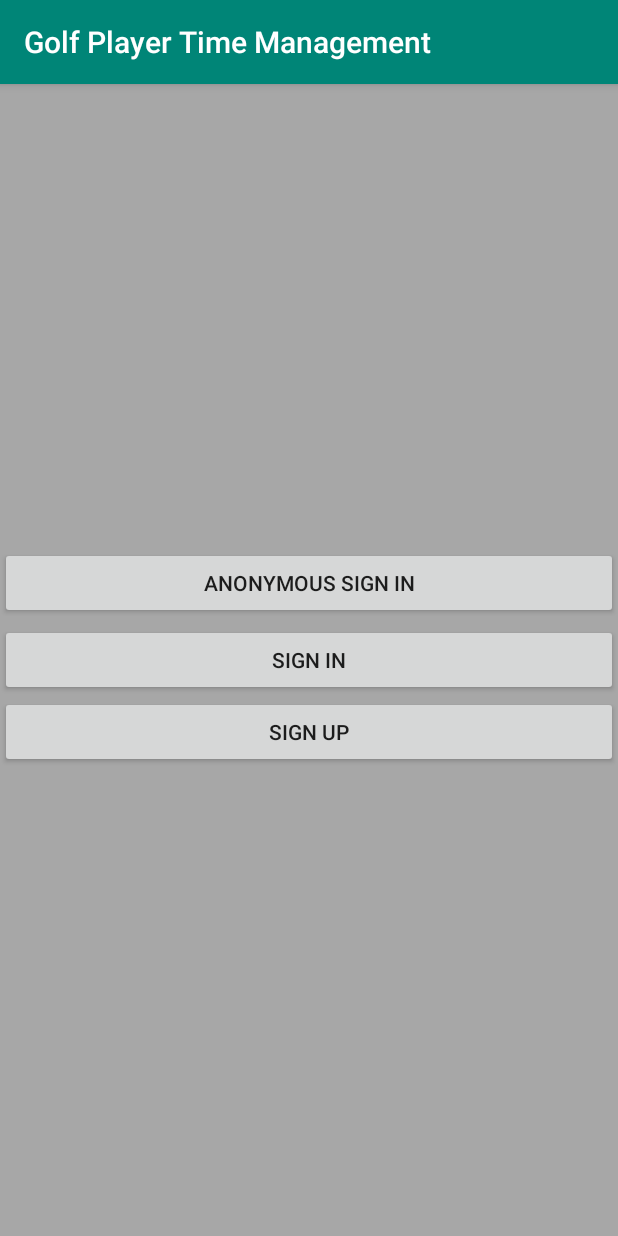
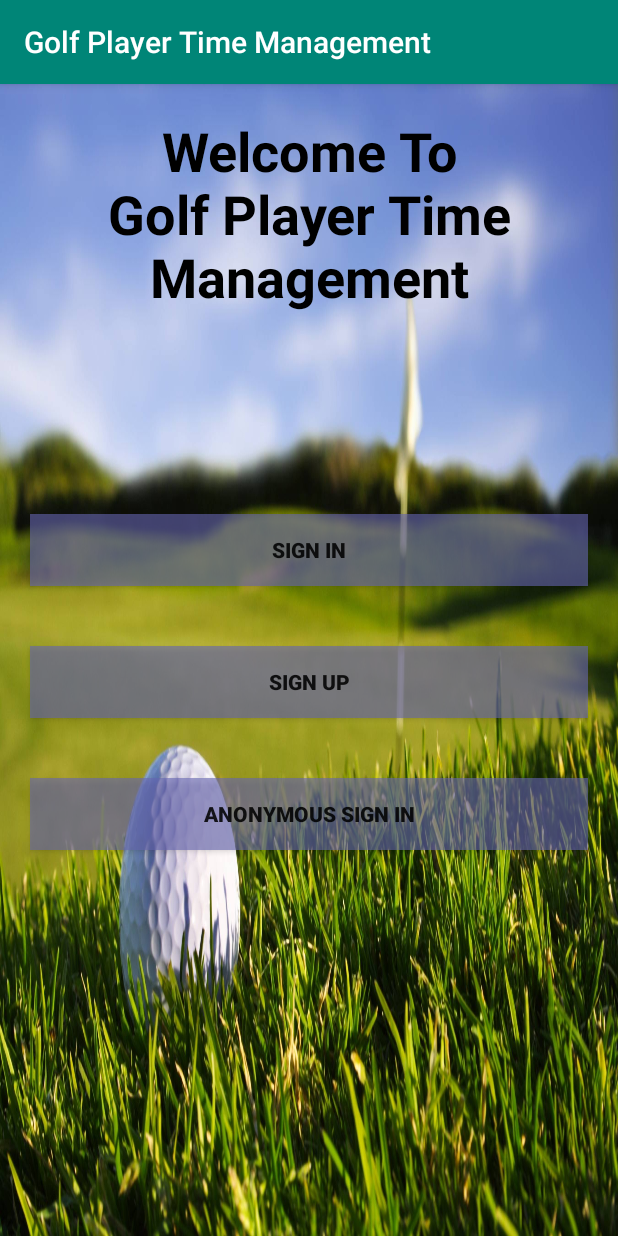
Before and after one commit to TheManOfTeel/Golf-Player-Time-Management, an Android app: the screen it shows after launch (PresentationActivity), on a phone screen of 412 x 824 dp. Run offline under Robolectric (Android 15) with nearby library versions, the phone set to English and light mode, and no system bars; our stand-ins replace Firebase (no records; nobody signed in at launch, a user with empty details on screens opened directly).

Commit message:
-Created adapter view to see a list of all courses -Allow users to select course -Allow users to filter through courses (Not 100% working) -Allow users to send in game request. -once the request on firebase equals true, the user can start the game -Game schema is created in firebase after the user selects "start game" -added backgrounds and opacity to the PresentatonActivity, SigninActivity, and SignupActivity

```diff
--- a/GPTM Mobile App/app/build.gradle
+++ b/GPTM Mobile App/app/build.gradle
@@ -39,6 +39,7 @@ dependencies {
     implementation 'com.google.firebase:firebase-database:16.0.4'
     implementation 'com.google.android.gms:play-services-maps:17.0.0'
     implementation 'com.google.android.material:material:1.0.0'
+    implementation 'com.google.firebase:firebase-messaging:17.3.4'
     testImplementation 'junit:junit:4.12'
     androidTestImplementation 'androidx.test.ext:junit:1.1.0'
     androidTestImplementation 'androidx.test.espresso:espresso-core:3.1.1'
--- a/GPTM Mobile App/app/src/main/AndroidManifest.xml
+++ b/GPTM Mobile App/app/src/main/AndroidManifest.xml
@@ -15,7 +15,8 @@
         android:roundIcon="@mipmap/ic_launcher_round"
         android:supportsRtl="true"
         android:theme="@style/AppTheme">
-        <activity android:name=".GameActivity"></activity>
+        <activity android:name=".GolfCourseHomeActivity"></activity>
+        <activity android:name=".GameActivity" />
         <!--
              The API key for Google Maps-based APIs is defined as a string resource.
              (See the file "res/values/google_maps_api.xml").
--- a/GPTM Mobile App/app/src/main/java/com/example/elijah/golfplayertimemanagement/CourseAdapter.java
+++ b/GPTM Mobile App/app/src/main/java/com/example/elijah/golfplayertimemanagement/CourseAdapter.java
@@ -29,6 +29,8 @@ public class CourseAdapter extends ArrayAdapter<GolfCourse> {
         return initView(position, convertView, parent);
     }
 
+
+
     private View initView(int position, View converView, ViewGroup parent){
         if(converView == null) {
             converView = LayoutInflater.from(getContext()).inflate(
@@ -40,7 +42,7 @@ public class CourseAdapter extends ArrayAdapter<GolfCourse> {
         GolfCourse currentCourse = getItem(position);
 
         if(currentCourse != null) {
-            textView.setText(currentCourse.getName());
+            textView.setText(currentCourse.getID());
         }
 
         return converView;
--- a/GPTM Mobile App/app/src/main/res/layout/activity_presentation.xml
+++ b/GPTM Mobile App/app/src/main/res/layout/activity_presentation.xml
@@ -5,33 +5,70 @@
     xmlns:tools="http://schemas.android.com/tools"
     android:layout_width="match_parent"
     android:layout_height="match_parent"
-    android:background="#A7A7A7"
-    tools:context=".PresentationActivity">
+    tools:context=".PresentationActivity"
+    android:background="@drawable/background"
 
+    >
+
+    <TextView
+        android:layout_centerHorizontal="true"
+        android:textSize="36dp"
+        android:layout_margin="20dp"
+        android:textAlignment="center"
+        android:textStyle="bold"
+        android:textColor="#000000"
+        android:text="Welcome To Golf Player Time Management"
+        android:layout_width="wrap_content"
+        android:layout_height="wrap_content"/>
+
+
+
+
+
+    <RelativeLayout
+        android:layout_centerVertical="true"
+        android:layout_width="wrap_content"
+        android:layout_height="wrap_content"
+        android:paddingTop="30dp"
+        >
 
         <Button
             android:id="@+id/signin"
             android:layout_width="match_parent"
             android:layout_height="wrap_content"
-        android:layout_centerVertical="true"
             android:text="Sign In"
+            android:background="#996666B3"
+            android:layout_margin="20dp"
+            android:textStyle="bold"
+
             />
 
         <Button
             android:id="@+id/signup"
             android:layout_width="match_parent"
             android:layout_height="wrap_content"
-        android:layout_centerVertical="true"
             android:layout_below="@+id/signin"
             android:text="sign up"
+            android:background="#996666B3"
+            android:layout_margin="20dp"
+            android:textStyle="bold"
             />
 
         <Button
             android:id="@+id/button2"
             android:layout_width="match_parent"
             android:layout_height="wrap_content"
-        android:layout_above="@+id/signin"
             android:layout_marginBottom="3dp"
-        android:text="Anonymous Sign in" />
+            android:text="Anonymous Sign in"
+            android:layout_below="@id/signup"
+            android:background="#996666B3"
+            android:layout_margin="20dp"
+            android:textStyle="bold"
+            />
+
 
     </RelativeLayout>
+
+
+
+</RelativeLayout>
```
Also changed, not shown: GPTM Mobile App/app/src/main/java/com/example/elijah/golfplayertimemanagement/GolfCourseHomeActivity.java (added, +159 -0 lines), GPTM Mobile App/app/src/main/java/com/example/elijah/golfplayertimemanagement/SelectGolfCourseActivity.java (+43 -11 lines), GPTM Mobile App/app/src/main/java/com/example/elijah/golfplayertimemanagement/SigninActivity.java (+0 -11 lines), GPTM Mobile App/app/src/main/res/layout/activity_golf_course_home.xml (added, +53 -0 lines), GPTM Mobile App/app/src/main/res/layout/activity_selectgolfcourse.xml (+17 -9 lines), GPTM Mobile App/app/src/main/res/layout/activity_signin.xml (+30 -3 lines), GPTM Mobile App/app/src/main/res/layout/activity_signup.xml (+17 -2 lines), GPTM Mobile App/app/src/main/res/drawable/background.jpg (added), 1 other file. Lines whose indentation alone changed are shown as unchanged.
